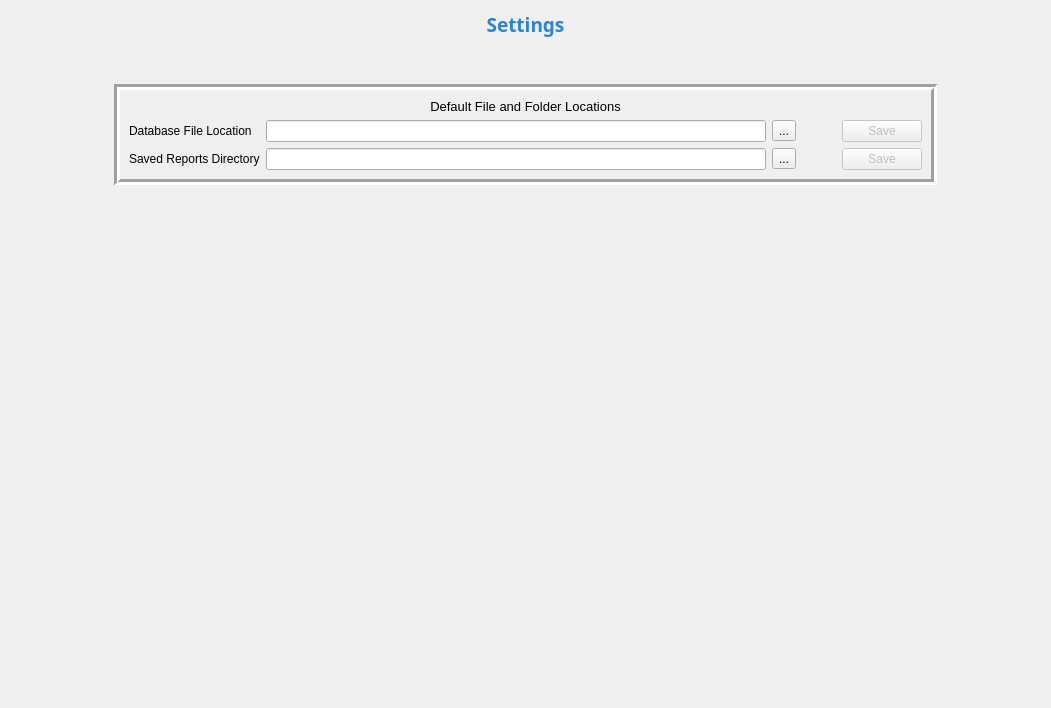
First picture: the form in src/pages/settingspage.ui, repository rbaker26/BigBlueBox, before the edit.
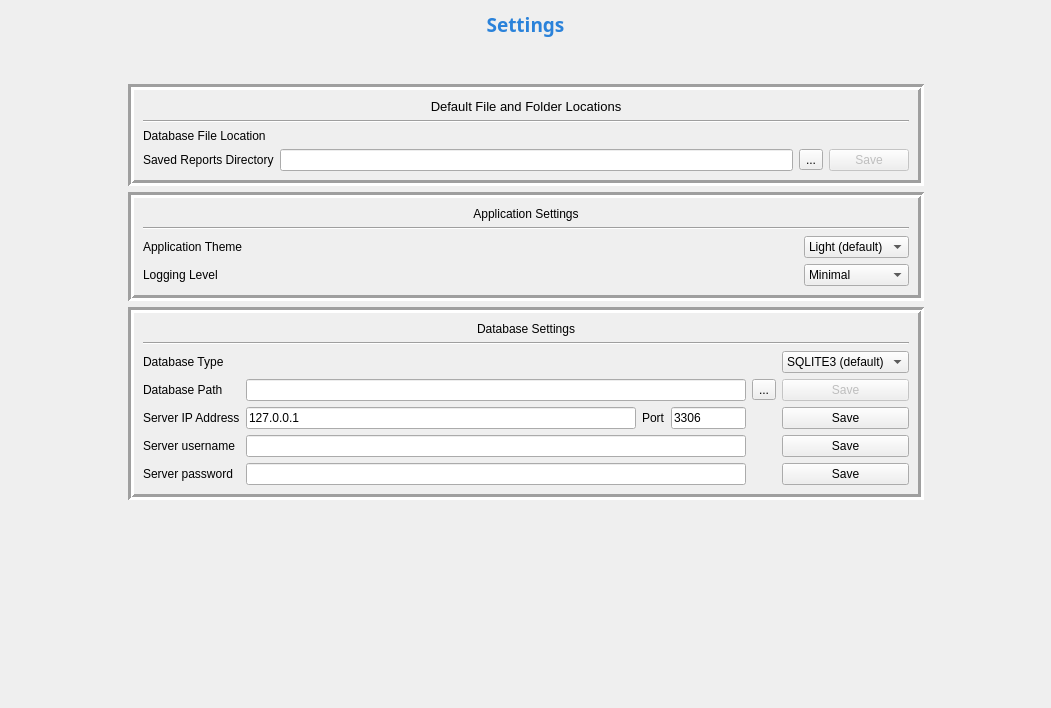
Second picture: the form after the edit.

Commit message: updated settings page to match json

```diff
--- a/src/pages/settingspage.ui
+++ b/src/pages/settingspage.ui
@@ -48,40 +48,14 @@
      </item>
      <item>
       <layout class="QGridLayout" name="gridLayout">
-       <item row="1" column="0">
-        <spacer name="horizontalSpacer_3">
-         <property name="orientation">
-          <enum>Qt::Horizontal</enum>
-         </property>
-         <property name="sizeType">
-          <enum>QSizePolicy::Expanding</enum>
-         </property>
-         <property name="sizeHint" stdset="0">
+       <item row="4" column="1">
+        <widget class="QFrame" name="frame_2">
+         <property name="minimumSize">
           <size>
-           <width>40</width>
-           <height>20</height>
+           <width>0</width>
+           <height>50</height>
           </size>
          </property>
-        </spacer>
-       </item>
-       <item row="1" column="2">
-        <spacer name="horizontalSpacer">
-         <property name="orientation">
-          <enum>Qt::Horizontal</enum>
-         </property>
-         <property name="sizeType">
-          <enum>QSizePolicy::Expanding</enum>
-         </property>
-         <property name="sizeHint" stdset="0">
-          <size>
-           <width>40</width>
-           <height>20</height>
-          </size>
-         </property>
-        </spacer>
-       </item>
-       <item row="1" column="1">
-        <widget class="QFrame" name="frame">
          <property name="frameShape">
           <enum>QFrame::Box</enum>
          </property>
@@ -91,33 +65,113 @@
          <property name="lineWidth">
           <number>3</number>
          </property>
-         <layout class="QVBoxLayout" name="verticalLayout_3">
+         <layout class="QVBoxLayout" name="verticalLayout_5">
           <item>
-           <widget class="QLabel" name="label_3">
+           <widget class="QLabel" name="label_7">
             <property name="text">
-             <string>&lt;html&gt;&lt;head/&gt;&lt;body&gt;&lt;p align=&quot;center&quot;&gt;&lt;span style=&quot; font-size:10pt;&quot;&gt;Default File and Folder Locations&lt;/span&gt;&lt;/p&gt;&lt;/body&gt;&lt;/html&gt;</string>
+             <string>&lt;html&gt;&lt;head/&gt;&lt;body&gt;&lt;p align=&quot;center&quot;&gt;Database Settings&lt;/p&gt;&lt;/body&gt;&lt;/html&gt;</string>
             </property>
            </widget>
           </item>
           <item>
-           <layout class="QGridLayout" name="gridLayout_2">
-            <item row="0" column="4">
-             <widget class="QPushButton" name="pushButton_saveDbDir">
-              <property name="enabled">
-               <bool>false</bool>
-              </property>
-              <property name="text">
-               <string>Save</string>
-              </property>
-              <property name="default">
-               <bool>false</bool>
-              </property>
-              <property name="flat">
-               <bool>false</bool>
-              </property>
-             </widget>
+           <widget class="Line" name="line_3">
+            <property name="orientation">
+             <enum>Qt::Horizontal</enum>
+            </property>
+           </widget>
+          </item>
+          <item>
+           <layout class="QGridLayout" name="gridLayout_4">
+            <item row="2" column="1">
+             <layout class="QHBoxLayout" name="horizontalLayout_3">
+              <item>
+               <widget class="QLineEdit" name="lineEdit_ipAddr">
+                <property name="text">
+                 <string>127.0.0.1</string>
+                </property>
+               </widget>
+              </item>
+              <item>
+               <widget class="QLabel" name="label_15">
+                <property name="text">
+                 <string>Port</string>
+                </property>
+               </widget>
+              </item>
+              <item>
+               <widget class="QLineEdit" name="lineEdit_port">
+                <property name="maximumSize">
+                 <size>
+                  <width>75</width>
+                  <height>16777215</height>
+                 </size>
+                </property>
+                <property name="text">
+                 <string>3306</string>
+                </property>
+               </widget>
+              </item>
+             </layout>
             </item>
             <item row="0" column="1">
+             <spacer name="horizontalSpacer_5">
+              <property name="orientation">
+               <enum>Qt::Horizontal</enum>
+              </property>
+              <property name="sizeHint" stdset="0">
+               <size>
+                <width>40</width>
+                <height>20</height>
+               </size>
+              </property>
+             </spacer>
+            </item>
+            <item row="4" column="1">
+             <widget class="QLineEdit" name="lineEdit_psswrd">
+              <property name="echoMode">
+               <enum>QLineEdit::PasswordEchoOnEdit</enum>
+              </property>
+             </widget>
+            </item>
+            <item row="3" column="1">
+             <widget class="QLineEdit" name="lineEdit_username"/>
+            </item>
+            <item row="3" column="3">
+             <widget class="QPushButton" name="pushButton_usernameSave">
+              <property name="text">
+               <string>Save</string>
+              </property>
+             </widget>
+            </item>
+            <item row="2" column="3">
+             <widget class="QPushButton" name="pushButton_IPAddrSave">
+              <property name="text">
+               <string>Save</string>
+              </property>
+             </widget>
+            </item>
+            <item row="4" column="3">
+             <widget class="QPushButton" name="pushButton_psswrdSave">
+              <property name="text">
+               <string>Save</string>
+              </property>
+             </widget>
+            </item>
+            <item row="1" column="2">
+             <widget class="QToolButton" name="toolButton_fileBrowse">
+              <property name="text">
+               <string>...</string>
+              </property>
+             </widget>
+            </item>
+            <item row="2" column="0">
+             <widget class="QLabel" name="label_11">
+              <property name="text">
+               <string>Server IP Address</string>
+              </property>
+             </widget>
+            </item>
+            <item row="1" column="1">
              <widget class="QLineEdit" name="lineEdit_dbFile">
               <property name="enabled">
                <bool>true</bool>
@@ -151,13 +205,97 @@
               </property>
              </widget>
             </item>
-            <item row="0" column="2">
-             <widget class="QToolButton" name="toolButton_fileBrowse">
+            <item row="1" column="0">
+             <widget class="QLabel" name="label_10">
               <property name="text">
-               <string>...</string>
+               <string>Database Path</string>
               </property>
              </widget>
             </item>
+            <item row="1" column="3">
+             <widget class="QPushButton" name="pushButton_saveDbDir">
+              <property name="enabled">
+               <bool>false</bool>
+              </property>
+              <property name="text">
+               <string>Save</string>
+              </property>
+              <property name="default">
+               <bool>false</bool>
+              </property>
+              <property name="flat">
+               <bool>false</bool>
+              </property>
+             </widget>
+            </item>
+            <item row="3" column="0">
+             <widget class="QLabel" name="label_13">
+              <property name="text">
+               <string>Server username</string>
+              </property>
+             </widget>
+            </item>
+            <item row="0" column="3">
+             <widget class="QComboBox" name="comboBox_databaseType">
+              <item>
+               <property name="text">
+                <string>SQLITE3 (default)</string>
+               </property>
+              </item>
+              <item>
+               <property name="text">
+                <string>MySQL</string>
+               </property>
+              </item>
+             </widget>
+            </item>
+            <item row="0" column="0">
+             <widget class="QLabel" name="label_8">
+              <property name="text">
+               <string>Database Type</string>
+              </property>
+             </widget>
+            </item>
+            <item row="4" column="0">
+             <widget class="QLabel" name="label_14">
+              <property name="text">
+               <string>Server password</string>
+              </property>
+             </widget>
+            </item>
+           </layout>
+          </item>
+         </layout>
+        </widget>
+       </item>
+       <item row="1" column="1">
+        <widget class="QFrame" name="frame">
+         <property name="frameShape">
+          <enum>QFrame::Box</enum>
+         </property>
+         <property name="frameShadow">
+          <enum>QFrame::Sunken</enum>
+         </property>
+         <property name="lineWidth">
+          <number>3</number>
+         </property>
+         <layout class="QVBoxLayout" name="verticalLayout_3">
+          <item>
+           <widget class="QLabel" name="label_3">
+            <property name="text">
+             <string>&lt;html&gt;&lt;head/&gt;&lt;body&gt;&lt;p align=&quot;center&quot;&gt;&lt;span style=&quot; font-size:10pt;&quot;&gt;Default File and Folder Locations&lt;/span&gt;&lt;/p&gt;&lt;/body&gt;&lt;/html&gt;</string>
+            </property>
+           </widget>
+          </item>
+          <item>
+           <widget class="Line" name="line">
+            <property name="orientation">
+             <enum>Qt::Horizontal</enum>
+            </property>
+           </widget>
+          </item>
+          <item>
+           <layout class="QGridLayout" name="gridLayout_2">
             <item row="0" column="0">
              <widget class="QLabel" name="label_4">
               <property name="text">
@@ -165,18 +303,38 @@
               </property>
              </widget>
             </item>
-            <item row="0" column="3">
-             <spacer name="horizontalSpacer_2">
-              <property name="orientation">
-               <enum>Qt::Horizontal</enum>
+            <item row="1" column="3">
+             <widget class="QPushButton" name="pushButton_saveReportDir">
+              <property name="enabled">
+               <bool>false</bool>
               </property>
-              <property name="sizeHint" stdset="0">
+              <property name="text">
+               <string>Save</string>
+              </property>
+             </widget>
+            </item>
+            <item row="1" column="2">
+             <widget class="QToolButton" name="toolButton_reportsLoc">
+              <property name="text">
+               <string>...</string>
+              </property>
+             </widget>
+            </item>
+            <item row="1" column="1">
+             <widget class="QLineEdit" name="lineEdit_reportsDir">
+              <property name="minimumSize">
                <size>
-                <width>40</width>
-                <height>20</height>
+                <width>500</width>
+                <height>0</height>
                </size>
               </property>
-             </spacer>
+              <property name="toolTip">
+               <string>The direcotry where all generated reports will be writen.</string>
+              </property>
+              <property name="readOnly">
+               <bool>true</bool>
+              </property>
+             </widget>
             </item>
             <item row="1" column="0">
              <widget class="QLabel" name="label_2">
@@ -200,38 +358,134 @@
               </property>
              </widget>
             </item>
-            <item row="1" column="1">
-             <widget class="QLineEdit" name="lineEdit_reportsDir">
-              <property name="toolTip">
-               <string>The direcotry where all generated reports will be writen.</string>
+           </layout>
+          </item>
+         </layout>
+        </widget>
+       </item>
+       <item row="1" column="0">
+        <spacer name="horizontalSpacer_3">
+         <property name="orientation">
+          <enum>Qt::Horizontal</enum>
+         </property>
+         <property name="sizeType">
+          <enum>QSizePolicy::Expanding</enum>
+         </property>
+         <property name="sizeHint" stdset="0">
+          <size>
+           <width>40</width>
+           <height>20</height>
+          </size>
+         </property>
+        </spacer>
+       </item>
+       <item row="1" column="2">
+        <spacer name="horizontalSpacer">
+         <property name="orientation">
+          <enum>Qt::Horizontal</enum>
+         </property>
+         <property name="sizeType">
+          <enum>QSizePolicy::Expanding</enum>
+         </property>
+         <property name="sizeHint" stdset="0">
+          <size>
+           <width>40</width>
+           <height>20</height>
+          </size>
+         </property>
+        </spacer>
+       </item>
+       <item row="2" column="1">
+        <widget class="QFrame" name="frame_3">
+         <property name="minimumSize">
+          <size>
+           <width>0</width>
+           <height>50</height>
+          </size>
+         </property>
+         <property name="frameShape">
+          <enum>QFrame::Box</enum>
+         </property>
+         <property name="frameShadow">
+          <enum>QFrame::Sunken</enum>
+         </property>
+         <property name="lineWidth">
+          <number>3</number>
+         </property>
+         <layout class="QVBoxLayout" name="verticalLayout_4">
+          <item>
+           <widget class="QLabel" name="label_5">
+            <property name="text">
+             <string>&lt;html&gt;&lt;head/&gt;&lt;body&gt;&lt;p align=&quot;center&quot;&gt;Application Settings&lt;/p&gt;&lt;/body&gt;&lt;/html&gt;</string>
+            </property>
+           </widget>
+          </item>
+          <item>
+           <widget class="Line" name="line_2">
+            <property name="orientation">
+             <enum>Qt::Horizontal</enum>
+            </property>
+           </widget>
+          </item>
+          <item>
+           <layout class="QGridLayout" name="gridLayout_6">
+            <item row="2" column="0">
+             <widget class="QLabel" name="label_6">
+              <property name="text">
+               <string>Application Theme</string>
               </property>
-              <property name="readOnly">
-               <bool>true</bool>
-              </property>
              </widget>
             </item>
-            <item row="1" column="2">
-             <widget class="QToolButton" name="toolButton_reportsLoc">
-              <property name="text">
-               <string>...</string>
+            <item row="2" column="1">
+             <spacer name="horizontalSpacer_4">
+              <property name="orientation">
+               <enum>Qt::Horizontal</enum>
               </property>
+              <property name="sizeHint" stdset="0">
+               <size>
+                <width>40</width>
+                <height>20</height>
+               </size>
+              </property>
+             </spacer>
+            </item>
+            <item row="2" column="2">
+             <widget class="QComboBox" name="comboBox">
+              <item>
+               <property name="text">
+                <string>Light (default)</string>
+               </property>
+              </item>
+              <item>
+               <property name="text">
+                <string>Dark</string>
+               </property>
+              </item>
              </widget>
             </item>
-            <item row="1" column="4">
-             <widget class="QPushButton" name="pushButton_saveReportDir">
-              <property name="enabled">
-               <bool>false</bool>
-              </property>
+            <item row="3" column="0">
+             <widget class="QLabel" name="label_9">
               <property name="text">
-               <string>Save</string>
+               <string>Logging Level</string>
               </property>
              </widget>
             </item>
+            <item row="3" column="2">
+             <widget class="QComboBox" name="comboBox_2">
+              <item>
+               <property name="text">
+                <string>Minimal</string>
+               </property>
+              </item>
+              <item>
+               <property name="text">
+                <string>Verbose</string>
+               </property>
+              </item>
+             </widget>
+            </item>
            </layout>
           </item>
-          <item>
-           <layout class="QHBoxLayout" name="horizontalLayout_2"/>
-          </item>
          </layout>
         </widget>
        </item>
```
The commit also changes 3 other files.
